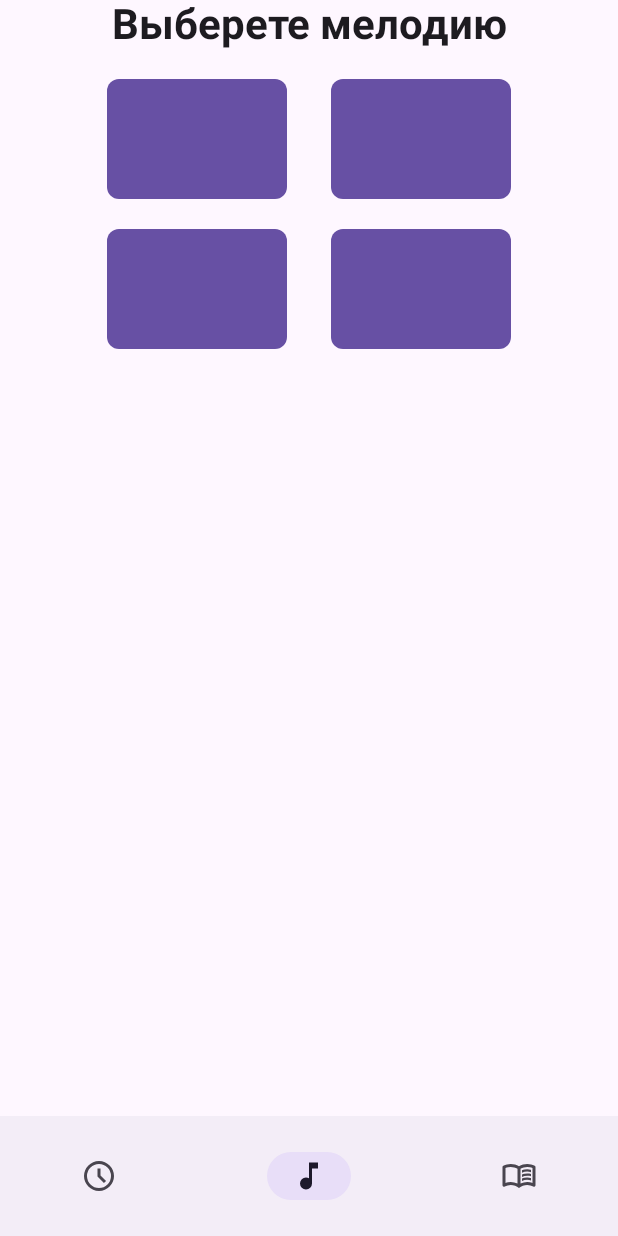
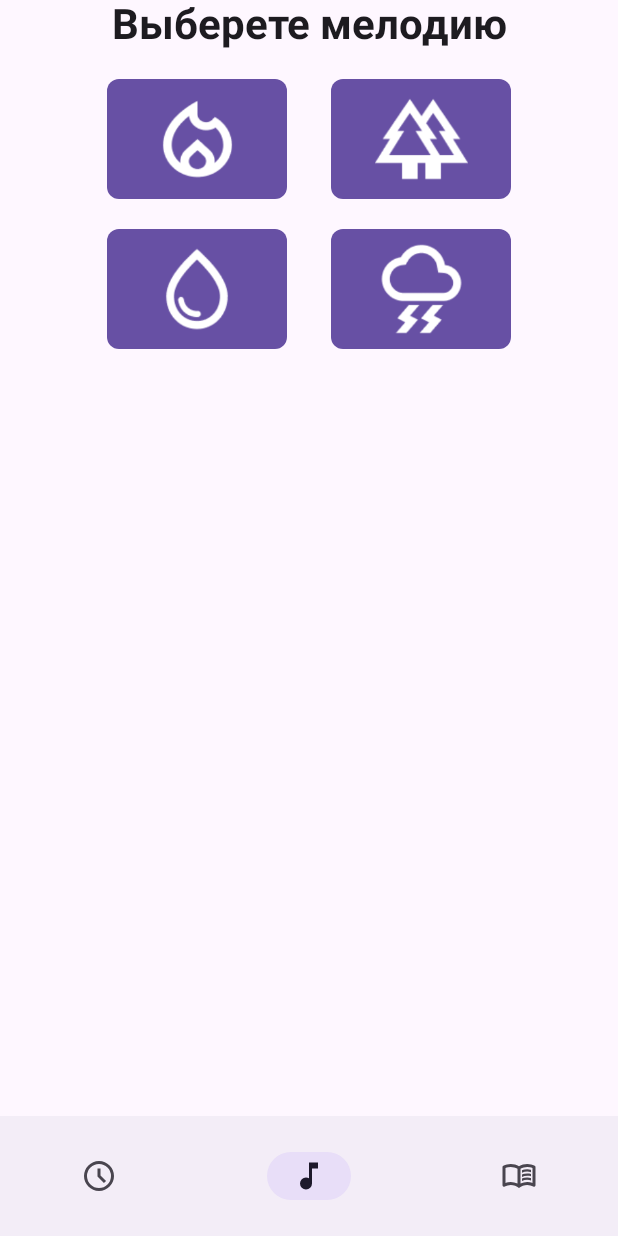
Before and after one commit to hellrunner/alarm-android-application, an Android app built with Jetpack Compose: the MusicScreen screen opened through its navigation route, on a phone screen of 412 x 824 dp. Run offline under Robolectric (Android 15) with nearby library versions, the light colour scheme and no system bars.

Commit message:
Сделал иконки с кнопками

```diff
--- a/app/src/main/java/com/example/alarmapplication/ui/screens/MusicScreen.kt
+++ b/app/src/main/java/com/example/alarmapplication/ui/screens/MusicScreen.kt
@@ -1,5 +1,6 @@
 package com.example.alarmapplication.ui.screens
 
+import androidx.compose.foundation.Image
 import androidx.compose.foundation.background
 import androidx.compose.foundation.layout.Arrangement
 import androidx.compose.foundation.layout.Box
@@ -14,6 +15,7 @@ import androidx.compose.foundation.layout.size
 import androidx.compose.foundation.shape.RoundedCornerShape
 import androidx.compose.material3.Button
 import androidx.compose.material3.ExperimentalMaterial3Api
+import androidx.compose.material3.Icon
 import androidx.compose.material3.Text
 import androidx.compose.material3.TimePickerColors
 import androidx.compose.material3.TimePickerDefaults
@@ -26,67 +28,82 @@ import androidx.compose.ui.Modifier
 import androidx.compose.ui.draw.clip
 import androidx.compose.ui.graphics.Color
 import androidx.compose.ui.graphics.RectangleShape
+import androidx.compose.ui.res.painterResource
 import androidx.compose.ui.text.font.FontWeight
 import androidx.compose.ui.tooling.preview.Preview
 import androidx.compose.ui.unit.dp
 import androidx.compose.ui.unit.sp
+import com.example.alarmapplication.R
 
 
 @Composable
 fun MusicScreen() {
     Column(
-        horizontalAlignment = Alignment.CenterHorizontally,
-        modifier = Modifier.fillMaxSize()
+        horizontalAlignment = Alignment.CenterHorizontally, modifier = Modifier.fillMaxSize()
     ) {
         Text(
-            fontWeight = FontWeight.Bold,
-            fontSize = 28.sp,
-            text = "Выберете мелодию"
+            fontWeight = FontWeight.Bold, fontSize = 28.sp, text = "Выберете мелодию"
         )
 
         Spacer(modifier = Modifier.height(20.dp))
 
         Row(
-            modifier = Modifier.fillMaxWidth(0.8f),
-            horizontalArrangement = Arrangement.SpaceEvenly
+            modifier = Modifier.fillMaxWidth(0.8f), horizontalArrangement = Arrangement.SpaceEvenly
         ) {
             Button(
                 onClick = { /*TODO*/ },
-                modifier = Modifier
-                    .size(120.dp, 80.dp),
+                modifier = Modifier.size(120.dp, 80.dp),
                 shape = RoundedCornerShape(8.dp),
             ) {
-
+                Icon(
+                    modifier = Modifier.fillMaxSize(),
+                    painter = painterResource(id = R.drawable.music_fire),
+                    contentDescription = "MusicIcon"
+                )
             }
             Button(
                 onClick = { /*TODO*/ },
                 modifier = Modifier.size(120.dp, 80.dp),
                 shape = RoundedCornerShape(8.dp)
             ) {
+                Icon(
+                    modifier = Modifier.fillMaxSize(),
+                    painter = painterResource(id = R.drawable.music_forest),
+                    contentDescription = "ForestIcon"
+                )
             }
         }
 
         Spacer(modifier = Modifier.height(20.dp))
 
         Row(
-            modifier = Modifier.fillMaxWidth(0.8f),
-            horizontalArrangement = Arrangement.SpaceEvenly) {
+            modifier = Modifier.fillMaxWidth(0.8f), horizontalArrangement = Arrangement.SpaceEvenly
+        ) {
             Button(
                 onClick = { /*TODO*/ },
-                modifier = Modifier
-                    .size(120.dp, 80.dp),
+                modifier = Modifier.size(120.dp, 80.dp),
                 shape = RoundedCornerShape(8.dp)
             ) {
-
+                Icon(
+                    modifier = Modifier.fillMaxSize(),
+                    painter = painterResource(id = R.drawable.music_water),
+                    contentDescription = "WaterIcon"
+                )
             }
             Button(
                 onClick = { /*TODO*/ },
                 modifier = Modifier.size(120.dp, 80.dp),
                 shape = RoundedCornerShape(8.dp)
             ) {
-
+                Icon(
+                    modifier = Modifier.fillMaxSize(),
+                    painter = painterResource(id = R.drawable.music_storm),
+                    contentDescription = "StormIcon"
+                )
             }
         }
 
     }
 }
+
+// TODO: Добавить активацию музыки при нажатии (отключение при повтороном нажатии, музыка на репите. Сверстать калькулятор времени (timePicker мб). Реализовать функционал подсчета
```
Also changed, not shown: app/src/main/res/drawable/music_fire.png (added), app/src/main/res/drawable/music_forest.png (added), app/src/main/res/drawable/music_storm.png (added), app/src/main/res/drawable/music_water.png (added).
